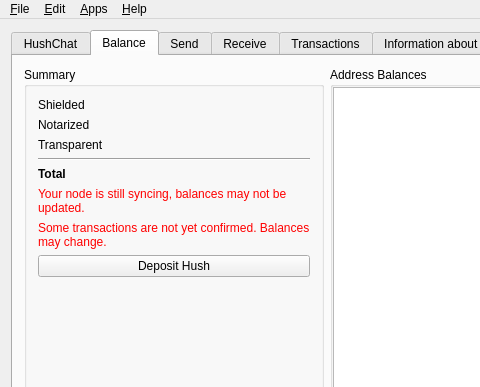
hushmirror/SilentDragonLite, file src/mainwindow.ui: the form before one commit; both pictures show x 0 to 480 and y 0 to 387 of the 1308 by 779 pixel window.
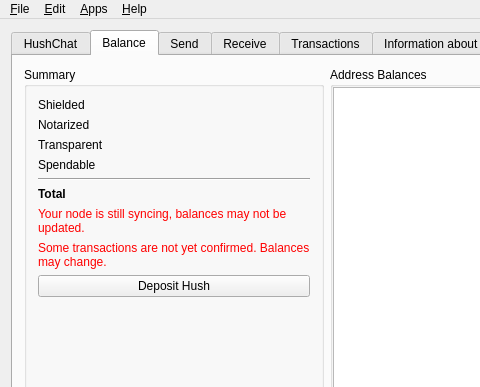
The form after the commit. The open tabs and pages were chosen to show the change. Icons and pictures are not drawn. Custom widgets are drawn as their Qt base class.

Diff of the .ui file:
```diff
--- a/src/mainwindow.ui
+++ b/src/mainwindow.ui
@@ -666,13 +666,40 @@
               </layout>
              </item>
              <item row="3" column="0">
+              <layout class="QHBoxLayout" name="horizontalLayout_20">
+               <item>
+                <widget class="QLabel" name="label_40">
+                 <property name="sizePolicy">
+                  <sizepolicy hsizetype="Minimum" vsizetype="Preferred">
+                   <horstretch>0</horstretch>
+                   <verstretch>0</verstretch>
+                  </sizepolicy>
+                 </property>
+                 <property name="text">
+                  <string>Spendable</string>
+                 </property>
+                </widget>
+               </item>
+               <item>
+                <widget class="QLabel" name="balSpendable">
+                 <property name="text">
+                  <string/>
+                 </property>
+                 <property name="alignment">
+                  <set>Qt::AlignRight|Qt::AlignTrailing|Qt::AlignVCenter</set>
+                 </property>
+                </widget>
+               </item>
+              </layout>
+             </item>
+             <item row="4" column="0">
               <widget class="Line" name="line">
                <property name="orientation">
                 <enum>Qt::Horizontal</enum>
                </property>
               </widget>
              </item>
-             <item row="4" column="0">
+             <item row="5" column="0">
               <layout class="QHBoxLayout" name="horizontalLayout_3">
                <item>
                 <widget class="QLabel" name="label_3">
@@ -711,7 +738,7 @@
                </item>
               </layout>
              </item>
-             <item row="5" column="0">
+             <item row="6" column="0">
               <widget class="QLabel" name="lblSyncWarning">
                <property name="styleSheet">
                 <string notr="true">color:red;</string>
@@ -724,7 +751,7 @@
                </property>
               </widget>
              </item>
-             <item row="6" column="0">
+             <item row="7" column="0">
               <widget class="QLabel" name="unconfirmedWarning">
                <property name="sizePolicy">
                 <sizepolicy hsizetype="Minimum" vsizetype="Preferred">
@@ -743,14 +770,14 @@
                </property>
               </widget>
              </item>
-             <item row="7" column="0">
+             <item row="8" column="0">
               <widget class="QPushButton" name="depositHushButton">
                <property name="text">
                 <string>Deposit Hush</string>
                </property>
               </widget>
              </item>
-             <item row="8" column="0">
+             <item row="9" column="0">
               <spacer name="verticalSpacer">
                <property name="orientation">
                 <enum>Qt::Vertical</enum>
```
Left out of the diff: 2 changed lines with no effect on the pictures.
